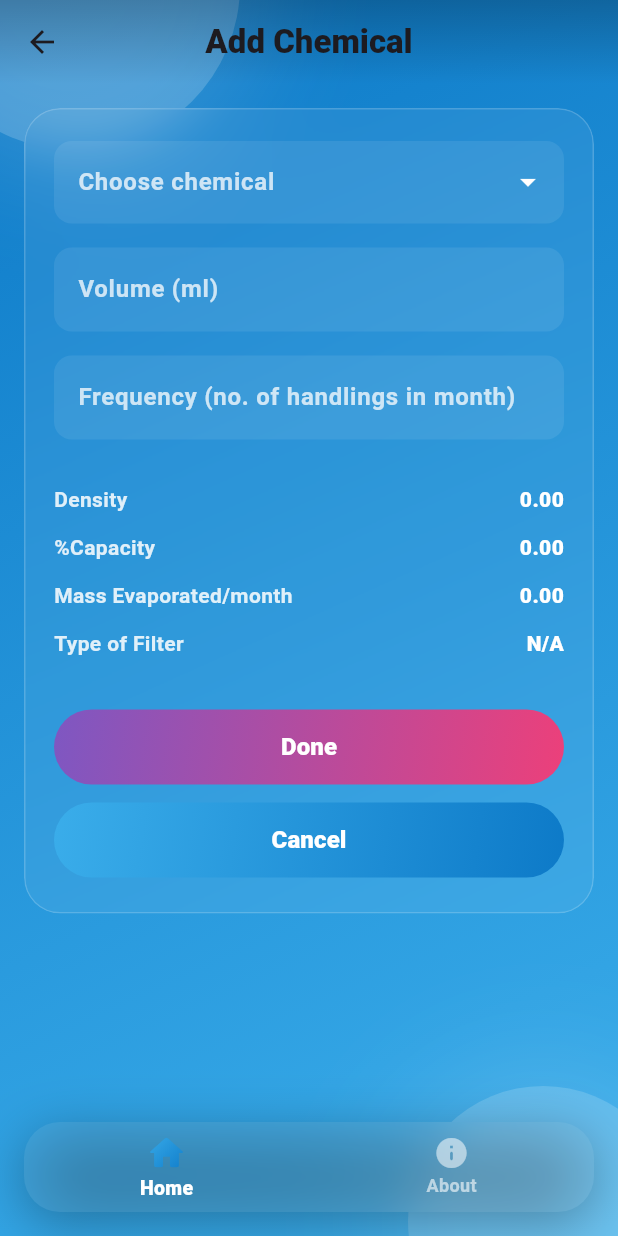
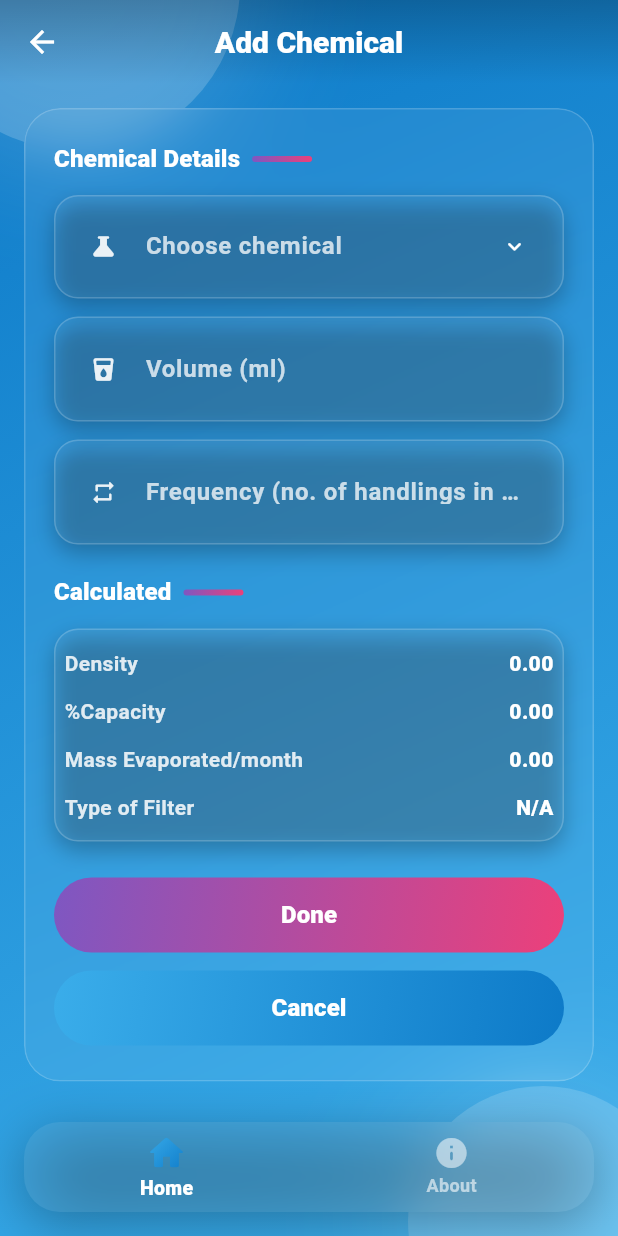
Before and after one commit to Esco-AI/filtracheck-app, a Flutter app: the AddChemicalScreen screen opened directly, on a phone screen of 412 x 824 dp. Run offline on Flutter 3.47's test engine with Material 3 defaults, Android fonts, the phone set to English and light mode, and no system bars; our stand-ins replace csv, equatable, flutter_svg.

Commit message:
feat: refine add chemical screen

```diff
--- a/lib/calculator/screens/add_chemical_screen.dart
+++ b/lib/calculator/screens/add_chemical_screen.dart
@@ -1,12 +1,11 @@
-import 'package:dropdown_search/dropdown_search.dart';
 import 'package:flutter/material.dart';
 import '../../models/chemical.dart';
 import '../../services/chemical_service.dart';
-import '../widgets/read_only_info_row.dart';
 import '../widgets/form_action_button.dart';
 import '../../widgets/bottom_navigation_bar.dart';
 import '../../chemical_dictionary/widgets/gradient_background.dart';
 import '../../chemical_dictionary/widgets/frosted.dart';
+import '../widgets/form_blocks.dart';
 
 class AddChemicalScreen extends StatefulWidget {
   final ChemicalSelection? chemicalSelection;
@@ -18,11 +17,11 @@ class AddChemicalScreen extends StatefulWidget {
 
 class _AddChemicalScreenState extends State<AddChemicalScreen> {
   final _formKey = GlobalKey<FormState>();
-  final ChemicalService _chemicalService = ChemicalService();
+  final _svc = ChemicalService();
 
-  Chemical? _selectedChemical;
-  final _volumeController = TextEditingController();
-  final _frequencyController = TextEditingController();
+  Chemical? _selected;
+  final _volumeCtrl = TextEditingController();
+  final _freqCtrl = TextEditingController();
 
   String _density = '0.00';
   String _filterType = 'N/A';
@@ -31,64 +30,67 @@ class _AddChemicalScreenState extends State<AddChemicalScreen> {
   @override
   void initState() {
     super.initState();
-    _chemicalService.initialize().then((_) {
+    _svc.initialize().then((_) {
       if (!mounted) return;
-      setState(() {
-        if (_isEditing) {
-          _selectedChemical = widget.chemicalSelection!.chemical;
-          _volumeController.text = widget.chemicalSelection!.volume.toString();
-          _frequencyController.text = widget.chemicalSelection!.frequency
-              .toString();
-          _updateDisplayedProperties(_selectedChemical);
-        }
-      });
+      if (_isEditing) {
+        _selected = widget.chemicalSelection!.chemical;
+        _volumeCtrl.text = widget.chemicalSelection!.volume.toString();
+        _freqCtrl.text = widget.chemicalSelection!.frequency.toString();
+        _updateDisplayedProperties(_selected);
+      }
+      setState(() {});
     });
   }
 
   @override
   void dispose() {
-    _volumeController.dispose();
-    _frequencyController.dispose();
+    _volumeCtrl.dispose();
+    _freqCtrl.dispose();
     super.dispose();
   }
 
-  void _updateDisplayedProperties(Chemical? chemical) {
-    if (chemical == null) {
+  void _updateDisplayedProperties(Chemical? c) {
+    if (c == null) {
       setState(() {
-        _selectedChemical = null;
+        _selected = null;
         _density = '0.00';
         _filterType = 'N/A';
       });
       return;
     }
 
+    final filters = <String>[];
+    c.filterRecommendation.forEach((k, v) {
+      if (v > 0) filters.add(k);
+    });
+    for (final f in c.specialFilters) {
+      if (f.isNotEmpty) filters.add(f);
+    }
+
     setState(() {
-      _selectedChemical = chemical;
-      _density = chemical.properties['SPECIFIC GRAVITY']?.toString() ?? 'N/A';
-      final filterNames = <String>[];
-      chemical.filterRecommendation.forEach((key, value) {
-        if (value > 0) filterNames.add(key);
-      });
-      for (var filter in chemical.specialFilters) {
-        if (filter.isNotEmpty) filterNames.add(filter);
-      }
-      _filterType = filterNames.join(', ');
-      if (_filterType.isEmpty) _filterType = 'None specified';
+      _selected = c;
+      _density = c.properties['SPECIFIC GRAVITY']?.toString() ?? 'N/A';
+      _filterType = filters.isEmpty ? 'None specified' : filters.join(', ');
     });
   }
 
   void _onDone() {
-    if (_formKey.currentState!.validate()) {
-      if (_selectedChemical == null) return;
-      final selection = ChemicalSelection(
-        chemical: _selectedChemical!,
-        volume: double.parse(_volumeController.text),
-        frequency: double.parse(_frequencyController.text),
+    if (!_formKey.currentState!.validate() || _selected == null) return;
+    Navigator.of(context).pop(
+      ChemicalSelection(
+        chemical: _selected!,
+        volume: double.parse(_volumeCtrl.text),
+        frequency: double.parse(_freqCtrl.text),
         density: _density.isNotEmpty ? _density : 'N/A',
         filterType: _filterType.isNotEmpty ? _filterType : 'N/A',
-      );
-      Navigator.of(context).pop(selection);
-    }
+      ),
+    );
+  }
+
+  String? _numValidator(String? v) {
+    if (v == null || v.isEmpty) return 'Please enter a value';
+    if (double.tryParse(v) == null) return 'Please enter a valid number';
+    return null;
   }
 
   @override
@@ -136,86 +138,44 @@ class _AddChemicalScreenState extends State<AddChemicalScreen> {
                     child: Column(
                       crossAxisAlignment: CrossAxisAlignment.stretch,
                       children: [
+                        const SectionHeader('Chemical Details'),
+                        const SizedBox(height: 12),
+
                         // Chemical picker
-                        DropdownSearch<Chemical>(
-                          items: _chemicalService.chemicals,
-                          itemAsString: (Chemical? u) => u?.name ?? '',
-                          onChanged: (Chemical? data) =>
-                              _updateDisplayedProperties(data),
-                          selectedItem: _selectedChemical,
-                          validator: (value) =>
-                              value == null ? 'Please choose a chemical' : null,
-                          popupProps: PopupProps.menu(
-                            showSearchBox: true,
-                            searchFieldProps: TextFieldProps(
-                              style: const TextStyle(color: Colors.white),
-                              decoration: _inputDecoration(
-                                "Search Chemical",
-                                isHint: true,
-                              ),
-                            ),
-                            itemBuilder: (context, chemical, isSelected) {
-                              return ListTile(
-                                title: Text(
-                                  chemical.name,
-                                  style: TextStyle(
-                                    color: isSelected
-                                        ? Colors.cyanAccent
-                                        : Colors.white,
-                                    fontWeight: isSelected
-                                        ? FontWeight.w800
-                                        : FontWeight.w600,
-                                  ),
-                                ),
-                              );
-                            },
-                            menuProps: MenuProps(
-                              backgroundColor: const Color(
-                                0xFF0D7AC8,
-                              ).withValues(alpha: 0.95),
-                              borderRadius: BorderRadius.circular(12),
-                            ),
-                          ),
-                          dropdownDecoratorProps: DropDownDecoratorProps(
-                            baseStyle: const TextStyle(
-                              color: Colors.white,
-                              fontSize: 16,
-                            ),
-                            dropdownSearchDecoration: _inputDecoration(
-                              'Choose chemical',
-                            ),
-                          ),
-                          dropdownButtonProps: const DropdownButtonProps(
-                            color: Colors.white,
-                          ),
+                        GlassDropdownChemical(
+                          items: _svc.chemicals,
+                          selected: _selected,
+                          onChanged: (c) => _updateDisplayedProperties(c),
                           enabled: !_isEditing,
+                          validator: (v) =>
+                              v == null ? 'Please choose a chemical' : null,
+                        ),
+                        const SizedBox(height: 12),
+
+                        // Volume / Frequency
+                        GlassTextField(
+                          controller: _volumeCtrl,
+                          label: 'Volume (ml)',
+                          prefixIcon: Icons.local_drink_rounded,
+                          validator: _numValidator,
+                        ),
+                        const SizedBox(height: 12),
+                        GlassTextField(
+                          controller: _freqCtrl,
+                          label: 'Frequency (no. of handlings in month)',
+                          prefixIcon: Icons.repeat_rounded,
+                          validator: _numValidator,
                         ),
 
-                        const SizedBox(height: 16),
-                        _buildTextFormField(_volumeController, 'Volume (ml)'),
-                        const SizedBox(height: 16),
-                        _buildTextFormField(
-                          _frequencyController,
-                          'Frequency (no. of handlings in month)',
+                        const SizedBox(height: 20),
+                        const SectionHeader('Calculated'),
+                        const SizedBox(height: 12),
+                        CalculatedPanel(
+                          density: _density,
+                          filterType: _filterType,
                         ),
 
                         const SizedBox(height: 24),
-                        ReadOnlyInfoRow(label: 'Density', value: _density),
-                        const ReadOnlyInfoRow(
-                          label: '%Capacity',
-                          value: '0.00',
-                        ),
-                        const ReadOnlyInfoRow(
-                          label: 'Mass Evaporated/month',
-                          value: '0.00',
-                        ),
-                        ReadOnlyInfoRow(
-                          label: 'Type of Filter',
-                          value: _filterType,
-                        ),
-
-                        const SizedBox(height: 28),
-                        // Primary / Secondary actions
                         FormActionButton(
                           label: 'Done',
                           onPressed: _onDone,
@@ -238,45 +198,4 @@ class _AddChemicalScreenState extends State<AddChemicalScreen> {
       bottomNavigationBar: const AppBottomNav(currentIndex: 0),
     );
   }
-
-  Widget _buildTextFormField(TextEditingController controller, String label) {
-    return TextFormField(
-      controller: controller,
-      decoration: _inputDecoration(label),
-      keyboardType: const TextInputType.numberWithOptions(decimal: true),
-      style: const TextStyle(color: Colors.white),
-      validator: (value) {
-        if (value == null || value.isEmpty) return 'Please enter a value';
-        if (double.tryParse(value) == null)
-          return 'Please enter a valid number';
-        return null;
-      },
-    );
-  }
-
-  InputDecoration _inputDecoration(String label, {bool isHint = false}) {
-    return InputDecoration(
-      labelText: isHint ? null : label,
-      hintText: isHint ? label : null,
-      labelStyle: TextStyle(
-        color: Colors.white.withValues(alpha: 0.75),
-        fontWeight: FontWeight.w700,
-      ),
-      hintStyle: TextStyle(color: Colors.white.withValues(alpha: 0.6)),
-      filled: true,
-      fillColor: Colors.white.withValues(alpha: 0.08),
-      border: OutlineInputBorder(
-        borderRadius: BorderRadius.circular(12),
-        borderSide: BorderSide.none,
-      ),
-      enabledBorder: OutlineInputBorder(
-        borderRadius: BorderRadius.circular(12),
-        borderSide: BorderSide.none,
-      ),
-      focusedBorder: OutlineInputBorder(
-        borderRadius: BorderRadius.circular(12),
-        borderSide: const BorderSide(color: Colors.white, width: 1),
-      ),
-    );
-  }
 }
--- /dev/null
+++ b/lib/calculator/widgets/form_blocks.dart
@@ -0,0 +1,262 @@
+import 'package:dropdown_search/dropdown_search.dart';
+import 'package:flutter/material.dart';
+import '../../models/chemical.dart';
+import 'package:filtracheck_v2/calculator/widgets/read_only_info_row.dart';
+
+class SectionHeader extends StatelessWidget {
+  final String title;
+  const SectionHeader(this.title, {super.key});
+
+  @override
+  Widget build(BuildContext context) {
+    return Row(
+      children: [
+        Text(
+          title,
+          style: Theme.of(context).textTheme.titleMedium?.copyWith(
+            color: Colors.white,
+            fontWeight: FontWeight.w800,
+          ),
+        ),
+        const SizedBox(width: 8),
+        Container(
+          height: 4,
+          width: 40,
+          decoration: const BoxDecoration(
+            gradient: LinearGradient(
+              colors: [Color(0xFF7E57C2), Color(0xFFEC407A)],
+              begin: Alignment.topLeft,
+              end: Alignment.bottomRight,
+            ),
+            borderRadius: BorderRadius.all(Radius.circular(2)),
+          ),
+        ),
+      ],
+    );
+  }
+}
+
+class GlassField extends StatelessWidget {
+  final Widget child;
+  final EdgeInsetsGeometry padding;
+  final double radius;
+  const GlassField({
+    super.key,
+    required this.child,
+    this.padding = const EdgeInsets.symmetric(horizontal: 8, vertical: 2),
+    this.radius = 16,
+  });
+
+  @override
+  Widget build(BuildContext context) {
+    return Container(
+      decoration: BoxDecoration(
+        color: Colors.white.withValues(alpha: 0.06),
+        borderRadius: BorderRadius.circular(radius),
+        border: Border.all(color: Colors.white.withValues(alpha: 0.18)),
+        boxShadow: [
+          BoxShadow(
+            color: Colors.black.withValues(alpha: 0.25),
+            blurRadius: 12,
+            offset: const Offset(0, 6),
+          ),
+        ],
+      ),
+      child: Padding(padding: padding, child: child),
+    );
+  }
+}
+
+class GlassTextField extends StatelessWidget {
+  final TextEditingController controller;
+  final String label;
+  final IconData? prefixIcon;
+  final String? Function(String?)? validator;
+  final TextInputType keyboardType;
+  const GlassTextField({
+    super.key,
+    required this.controller,
+    required this.label,
+    this.prefixIcon,
+    this.validator,
+    this.keyboardType = const TextInputType.numberWithOptions(decimal: true),
+  });
+
+  @override
+  Widget build(BuildContext context) {
+    return GlassField(
+      child: TextFormField(
+        controller: controller,
+        keyboardType: keyboardType,
+        style: const TextStyle(color: Colors.white),
+        validator: validator,
+        decoration: InputDecoration(
+          labelText: label,
+          prefixIcon: prefixIcon != null
+              ? Icon(prefixIcon, color: Colors.white.withValues(alpha: 0.9))
+              : null,
+          labelStyle: TextStyle(
+            color: Colors.white.withValues(alpha: 0.75),
+            fontWeight: FontWeight.w700,
+          ),
+          isDense: true,
+          filled: false,
+          border: InputBorder.none,
+          enabledBorder: InputBorder.none,
+          focusedBorder: InputBorder.none,
+          contentPadding: const EdgeInsets.symmetric(
+            horizontal: 12,
+            vertical: 12,
+          ),
+        ),
+      ),
+    );
+  }
+}
+
+class GlassDropdownChemical extends StatelessWidget {
+  final List<Chemical> items;
+  final Chemical? selected;
+  final bool enabled;
+  final FormFieldValidator<Chemical>? validator;
+  final ValueChanged<Chemical?> onChanged;
+
+  const GlassDropdownChemical({
+    super.key,
+    required this.items,
+    required this.selected,
+    required this.onChanged,
+    this.enabled = true,
+    this.validator,
+  });
+
+  @override
+  Widget build(BuildContext context) {
+    return GlassField(
+      child: DropdownSearch<Chemical>(
+        items: items,
+        itemAsString: (u) => u.name,
+        onChanged: onChanged,
+        selectedItem: selected,
+        validator: validator,
+        enabled: enabled,
+        popupProps: PopupProps.menu(
+          showSearchBox: true,
+          searchFieldProps: TextFieldProps(
+            style: const TextStyle(
+              color: Colors.white,
+              fontWeight: FontWeight.w700,
+            ),
+            decoration: InputDecoration(
+              hintText: 'Search Chemical',
+              hintStyle: TextStyle(color: Colors.white.withValues(alpha: 0.75)),
+              prefixIcon: Icon(
+                Icons.search_rounded,
+                color: Colors.white.withValues(alpha: 0.9),
+              ),
+              isDense: true,
+              border: InputBorder.none,
+              enabledBorder: InputBorder.none,
+              focusedBorder: InputBorder.none,
+              contentPadding: const EdgeInsets.symmetric(
+                horizontal: 12,
+                vertical: 12,
+              ),
+            ),
+          ),
+          itemBuilder: (context, chemical, isSelected) {
+            return Container(
+              margin: const EdgeInsets.symmetric(horizontal: 10, vertical: 6),
+              decoration: BoxDecoration(
+                borderRadius: BorderRadius.circular(12),
+                gradient: isSelected
+                    ? const LinearGradient(
+                        colors: [Color(0xFF3AADEA), Color(0xFF0D7AC8)],
+                        begin: Alignment.topLeft,
+                        end: Alignment.bottomRight,
+                      )
+                    : null,
+                color: isSelected ? null : Colors.white.withValues(alpha: 0.06),
+                border: Border.all(color: Colors.white.withValues(alpha: 0.12)),
+              ),
+              child: ListTile(
+                dense: true,
+                title: Text(
+                  chemical.name,
+                  style: TextStyle(
+                    color: Colors.white,
+                    fontWeight: isSelected ? FontWeight.w900 : FontWeight.w700,
+                  ),
+                ),
+                trailing: isSelected
+                    ? const Icon(Icons.check_circle, color: Colors.white)
+                    : null,
+              ),
+            );
+          },
+          menuProps: MenuProps(
+            backgroundColor: Color.fromARGB(255, 27, 114, 168),
+            borderRadius: BorderRadius.circular(16),
+            elevation: 0,
+          ),
+        ),
+        dropdownDecoratorProps: DropDownDecoratorProps(
+          baseStyle: const TextStyle(
+            color: Colors.white,
+            fontSize: 16,
+            fontWeight: FontWeight.w700,
+          ),
+          dropdownSearchDecoration: InputDecoration(
+            labelText: 'Choose chemical',
+            prefixIcon: Icon(
+              Icons.science_rounded,
+              color: Colors.white.withValues(alpha: 0.9),
+            ),
+            labelStyle: TextStyle(
+              color: Colors.white.withValues(alpha: 0.75),
+              fontWeight: FontWeight.w700,
+            ),
+            isDense: true,
+            filled: false,
+            border: InputBorder.none,
+            enabledBorder: InputBorder.none,
+            focusedBorder: InputBorder.none,
+            contentPadding: const EdgeInsets.symmetric(
+              horizontal: 12,
+              vertical: 12,
+            ),
+          ),
+        ),
+        dropdownButtonProps: const DropdownButtonProps(
+          color: Colors.white,
+          icon: Icon(Icons.expand_more_rounded, color: Colors.white),
+        ),
+      ),
+    );
+  }
+}
+
+class CalculatedPanel extends StatelessWidget {
+  final String density;
+  final String filterType;
+  const CalculatedPanel({
+    super.key,
+    required this.density,
+    required this.filterType,
+  });
+
+  @override
+  Widget build(BuildContext context) {
+    return GlassField(
+      padding: const EdgeInsets.fromLTRB(6, 6, 6, 6),
+      child: Column(
+        children: [
+          ReadOnlyInfoRow(label: 'Density', value: density),
+          const ReadOnlyInfoRow(label: '%Capacity', value: '0.00'),
+          const ReadOnlyInfoRow(label: 'Mass Evaporated/month', value: '0.00'),
+          ReadOnlyInfoRow(label: 'Type of Filter', value: filterType),
+        ],
+      ),
+    );
+  }
+}
--- a/lib/main.dart
+++ b/lib/main.dart
@@ -1,4 +1,5 @@
 import 'package:flutter/material.dart';
+import 'package:flutter/services.dart';
 import 'home/screens/home_screen.dart';
 
 void main() {
@@ -12,6 +13,28 @@ class FiltraCheckApp extends StatelessWidget {
   Widget build(BuildContext context) {
     return MaterialApp(
       debugShowCheckedModeBanner: false,
+
+      theme: ThemeData(
+        useMaterial3: true,
+        appBarTheme: const AppBarTheme(
+          backgroundColor: Colors.transparent,
+          surfaceTintColor: Colors.transparent,
+          elevation: 0,
+          centerTitle: true,
+
+          foregroundColor: Colors.white,
+          iconTheme: IconThemeData(color: Colors.white),
+          actionsIconTheme: IconThemeData(color: Colors.white),
+          titleTextStyle: TextStyle(
+            color: Colors.white,
+            fontWeight: FontWeight.w800,
+            fontSize: 20,
+          ),
+
+          systemOverlayStyle: SystemUiOverlayStyle.light,
+        ),
+      ),
+
       home: const HomeScreen(),
     );
   }
```
